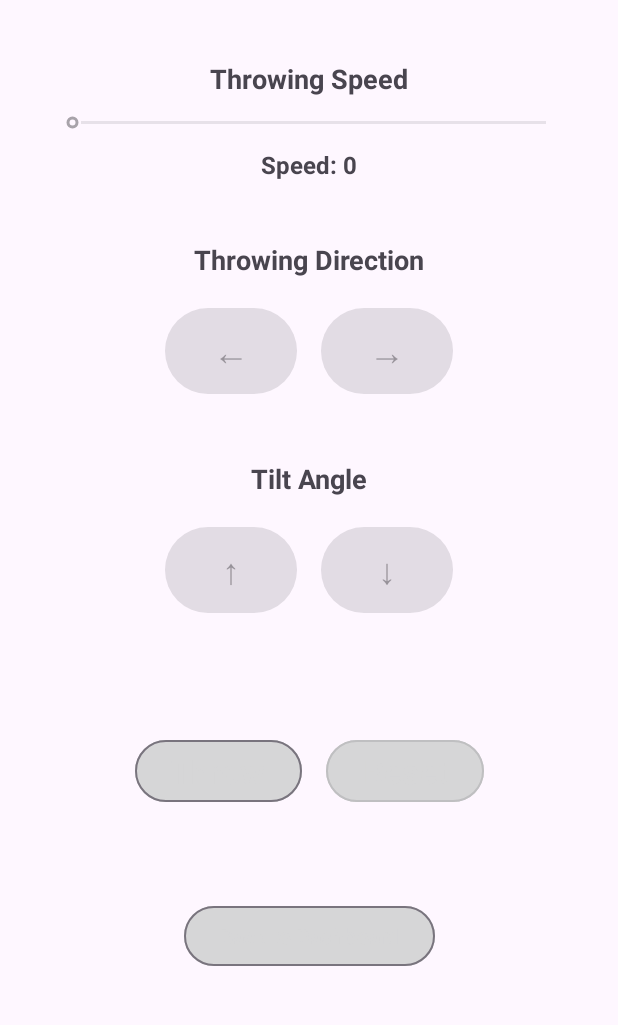
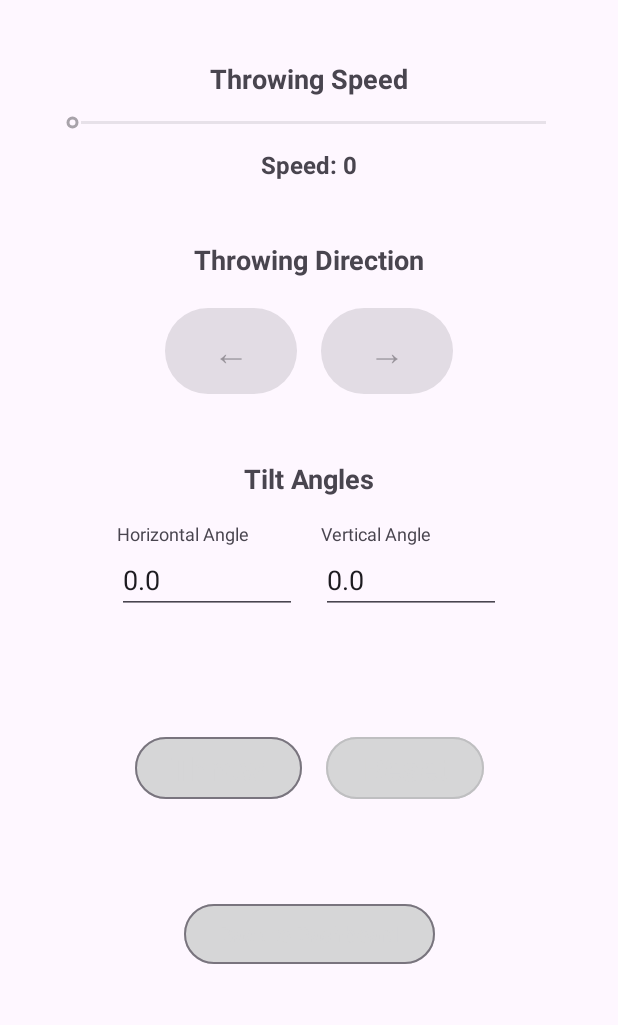
Before and after one commit to keithlai555/frisbee-application, an Android app: the ManualFragment screen opened through its navigation route, after a tap on "Throw", on a phone screen of 412 x 824 dp, the part 173-1198 px from its top. Run offline under Robolectric (Android 15) with nearby library versions, the phone set to English and light mode, and no system bars; our stand-ins replace navigation-ui.

Commit message:
add text input for horizontal angle and vertical angle

```diff
--- a/app/src/main/java/com/example/frisbeeapplication/ManualFragment.kt
+++ b/app/src/main/java/com/example/frisbeeapplication/ManualFragment.kt
@@ -1,6 +1,7 @@
 package com.example.frisbeeapplication
 
 import BluetoothViewModel
+import android.content.Context
 import android.os.Bundle
 import androidx.fragment.app.Fragment
 import android.view.LayoutInflater
@@ -14,6 +15,7 @@ import androidx.navigation.fragment.findNavController
 import com.example.frisbeeapplication.databinding.FragmentManualBinding
 import android.os.Handler
 import android.os.Looper
+import android.view.inputmethod.InputMethodManager
 
 class ManualFragment : Fragment() {
     private var _binding: FragmentManualBinding? = null
@@ -48,8 +50,6 @@ class ManualFragment : Fragment() {
             binding.seekbarSpeed.isEnabled = isConnected
             binding.buttonLeft.isEnabled = isConnected
             binding.buttonRight.isEnabled = isConnected
-            binding.buttonUp.isEnabled = isConnected
-            binding.buttonDown.isEnabled = isConnected
             binding.buttonReset.isEnabled = isConnected
         }
 
@@ -65,10 +65,40 @@ class ManualFragment : Fragment() {
             override fun onStopTrackingTouch(seekBar: SeekBar?) {}
         })
 
+        binding.inputHorizontalTilt.setOnFocusChangeListener { _, hasFocus ->
+            if (!hasFocus) {
+                sendHorizontalData()
+            }
+        }
+
+        binding.inputHorizontalTilt.setOnEditorActionListener { _, actionId, _ ->
+            if (actionId == android.view.inputmethod.EditorInfo.IME_ACTION_DONE) {
+                sendHorizontalData()
+                hideKeyboard()
+                true
+            } else {
+                false
+            }
+        }
+
+        binding.inputVerticalTilt.setOnFocusChangeListener { _, hasFocus ->
+            if (!hasFocus) {
+                sendVerticalData()
+            }
+        }
+
+        binding.inputVerticalTilt.setOnEditorActionListener { _, actionId, _ ->
+            if (actionId == android.view.inputmethod.EditorInfo.IME_ACTION_DONE) {
+                sendVerticalData()
+                hideKeyboard()
+                true
+            } else {
+                false
+            }
+        }
+
         setupHoldButton(binding.buttonLeft, "Left")
         setupHoldButton(binding.buttonRight, "Right")
-        setupHoldButton(binding.buttonUp, "Up")
-        setupHoldButton(binding.buttonDown, "Down")
 
         binding.buttonBack.setOnClickListener {
             bluetoothViewModel.sendDataToBluetooth("MODE:OFF")
@@ -82,8 +112,68 @@ class ManualFragment : Fragment() {
         }
 
         binding.buttonThrow.setOnClickListener {
-            bluetoothViewModel.sendDataToBluetooth("Direction:Throw")
-            Toast.makeText(requireContext(), "Sent: Direction:Throw", Toast.LENGTH_SHORT).show()
+            val horizontalAngleText = binding.inputHorizontalTilt.text.toString().trim()
+            val verticalAngleText = binding.inputVerticalTilt.text.toString().trim()
+
+            val horizontalAngle = if (horizontalAngleText.isEmpty()) 0.0 else horizontalAngleText.toDouble()
+            val verticalAngle = if (verticalAngleText.isEmpty()) 0.0 else verticalAngleText.toDouble()
+
+            val horizontalMin = -20.0
+            val horizontalMax = 20.0
+            val verticalMin = 0.0
+            val verticalMax = 16.0
+
+            if (horizontalAngle < horizontalMin || horizontalAngle > horizontalMax) {
+                Toast.makeText(requireContext(), "Horizontal Angle must be between $horizontalMin and $horizontalMax", Toast.LENGTH_SHORT).show()
+                return@setOnClickListener
+            }
+
+            if (verticalAngle < verticalMin || verticalAngle > verticalMax) {
+                Toast.makeText(requireContext(), "Vertical Angle must be between $verticalMin and $verticalMax", Toast.LENGTH_SHORT).show()
+                return@setOnClickListener
+            }
+
+            bluetoothViewModel.sendDataToBluetooth("Direction:Throw;HorizontalAngle:$horizontalAngle;VerticalAngle:$verticalAngle")
+            Toast.makeText(requireContext(), "Sent: Direction:Throw;HorizontalAngle:$horizontalAngle;VerticalAngle:$verticalAngle", Toast.LENGTH_SHORT).show()
+        }
+    }
+
+    private fun sendHorizontalData() {
+        val horizontalAngleText = binding.inputHorizontalTilt.text.toString().trim()
+        val horizontalAngle = if (horizontalAngleText.isEmpty()) 0.0 else horizontalAngleText.toDouble()
+
+        val horizontalMin = -20.0
+        val horizontalMax = 20.0
+
+        if (horizontalAngle < horizontalMin || horizontalAngle > horizontalMax) {
+            Toast.makeText(requireContext(), "Horizontal Angle must be between $horizontalMin and $horizontalMax", Toast.LENGTH_SHORT).show()
+        } else {
+            bluetoothViewModel.sendDataToBluetooth("Direction:HorizontalAngle:$horizontalAngle")
+            Toast.makeText(requireContext(), "Sent: Horizontal Angle: $horizontalAngle", Toast.LENGTH_SHORT).show()
+        }
+    }
+
+    // Function to send vertical angle data to Bluetooth
+    private fun sendVerticalData() {
+        val verticalAngleText = binding.inputVerticalTilt.text.toString().trim()
+        val verticalAngle = if (verticalAngleText.isEmpty()) 0.0 else verticalAngleText.toDouble()
+
+        val verticalMin = 0.0
+        val verticalMax = 16.0
+
+        if (verticalAngle < verticalMin || verticalAngle > verticalMax) {
+            Toast.makeText(requireContext(), "Vertical Angle must be between $verticalMin and $verticalMax", Toast.LENGTH_SHORT).show()
+        } else {
+            bluetoothViewModel.sendDataToBluetooth("Direction:VerticalAngle:$verticalAngle")
+            Toast.makeText(requireContext(), "Sent: Vertical Angle: $verticalAngle", Toast.LENGTH_SHORT).show()
+        }
+    }
+
+    private fun hideKeyboard() {
+        val imm = requireContext().getSystemService(Context.INPUT_METHOD_SERVICE) as InputMethodManager
+        val view = activity?.currentFocus
+        view?.let {
+            imm.hideSoftInputFromWindow(it.windowToken, 0)
         }
     }
 
@@ -112,7 +202,7 @@ class ManualFragment : Fragment() {
             bluetoothViewModel.sendDataToBluetooth("Direction:$command")
             Toast.makeText(requireContext(), "Sent: Direction:$command", Toast.LENGTH_SHORT).show()
 
-            handler.postDelayed({ sendRepeatedCommand(command) }, 200) // Adjust delay as needed
+            handler.postDelayed({ sendRepeatedCommand(command) }, 100)
         }
     }
 
--- a/app/src/main/res/layout/fragment_manual.xml
+++ b/app/src/main/res/layout/fragment_manual.xml
@@ -96,7 +96,6 @@
             android:layout_marginEnd="16dp"
             android:padding="12dp"/>
 
-        <!-- Right Button -->
         <Button
             android:id="@+id/button_right"
             android:layout_width="wrap_content"
@@ -108,12 +107,11 @@
 
     </LinearLayout>
 
-    <!-- Tilt Angle (Up and Down Buttons) -->
     <TextView
         android:id="@+id/tilt_angle_label"
         android:layout_width="wrap_content"
         android:layout_height="wrap_content"
-        android:text="Tilt Angle"
+        android:text="Tilt Angles"
         android:textSize="18sp"
         android:textStyle="bold"
         app:layout_constraintTop_toBottomOf="@id/throwing_direction_buttons"
@@ -123,7 +121,7 @@
         android:layout_marginTop="40dp"/>
 
     <LinearLayout
-        android:id="@+id/tilt_angle_buttons"
+        android:id="@+id/tilt_input_fields"
         android:layout_width="wrap_content"
         android:layout_height="wrap_content"
         android:orientation="horizontal"
@@ -133,27 +131,40 @@
         android:layout_marginTop="16dp"
         android:gravity="center">
 
-        <!-- Up Button -->
-        <Button
-            android:id="@+id/button_up"
+        <LinearLayout
+            android:orientation="vertical"
+            android:layout_width="wrap_content"
+            android:layout_height="wrap_content">
+            <TextView
+                android:layout_width="wrap_content"
+                android:layout_height="wrap_content"
+                android:text="Horizontal Angle"
+                android:textSize="12sp"/>
+            <EditText
+                android:id="@+id/input_horizontal_tilt"
+                android:layout_width="120dp"
+                android:layout_height="wrap_content"
+                android:inputType="numberDecimal|numberSigned"
+                android:text="0.0"/>
+        </LinearLayout>
+
+        <LinearLayout
+            android:orientation="vertical"
             android:layout_width="wrap_content"
             android:layout_height="wrap_content"
-            android:text="↑"
-            android:textSize="24sp"
-            android:fontFamily="monospace"
-            android:layout_marginEnd="16dp"
-            android:padding="12dp"/>
-
-        <!-- Down Button -->
-        <Button
-            android:id="@+id/button_down"
-            android:layout_width="wrap_content"
-            android:layout_height="wrap_content"
-            android:text="↓"
-            android:fontFamily="monospace"
-            android:textSize="24sp"
-            android:padding="12dp"/>
-
+            android:layout_marginStart="16dp">
+            <TextView
+                android:layout_width="wrap_content"
+                android:layout_height="wrap_content"
+                android:text="Vertical Angle"
+                android:textSize="12sp"/>
+            <EditText
+                android:id="@+id/input_vertical_tilt"
+                android:layout_width="120dp"
+                android:layout_height="wrap_content"
+                android:inputType="numberDecimal"
+                android:text="0.0"/>
+        </LinearLayout>
     </LinearLayout>
 
     <LinearLayout
@@ -161,7 +172,7 @@
         android:layout_width="wrap_content"
         android:layout_height="wrap_content"
         android:orientation="horizontal"
-        app:layout_constraintTop_toBottomOf="@id/tilt_angle_buttons"
+        app:layout_constraintTop_toBottomOf="@id/tilt_input_fields"
         app:layout_constraintBottom_toTopOf="@id/button_back"
         app:layout_constraintStart_toStartOf="parent"
         app:layout_constraintEnd_toEndOf="parent"
```
Also changed, not shown: app/src/main/java/com/example/frisbeeapplication/MainActivity.kt (+0 -10 lines).
